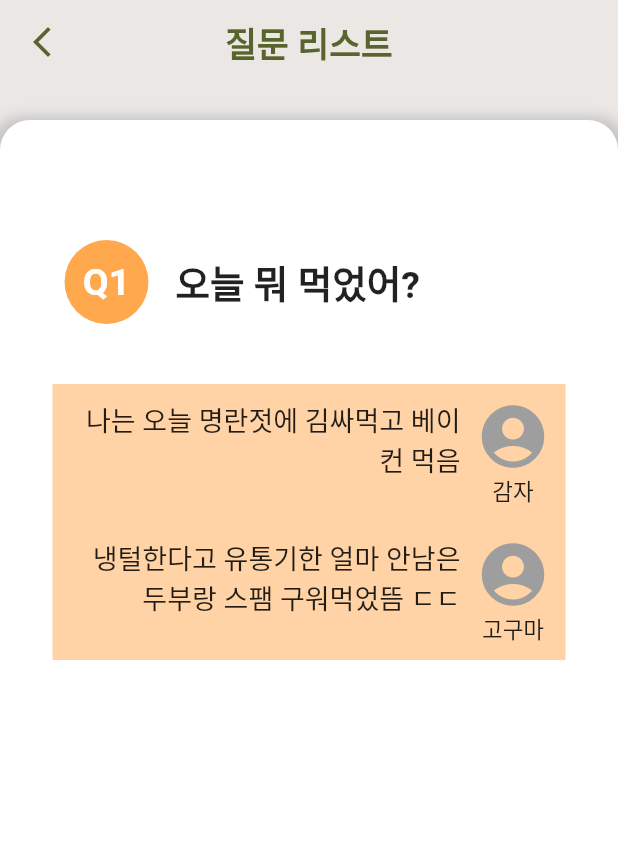
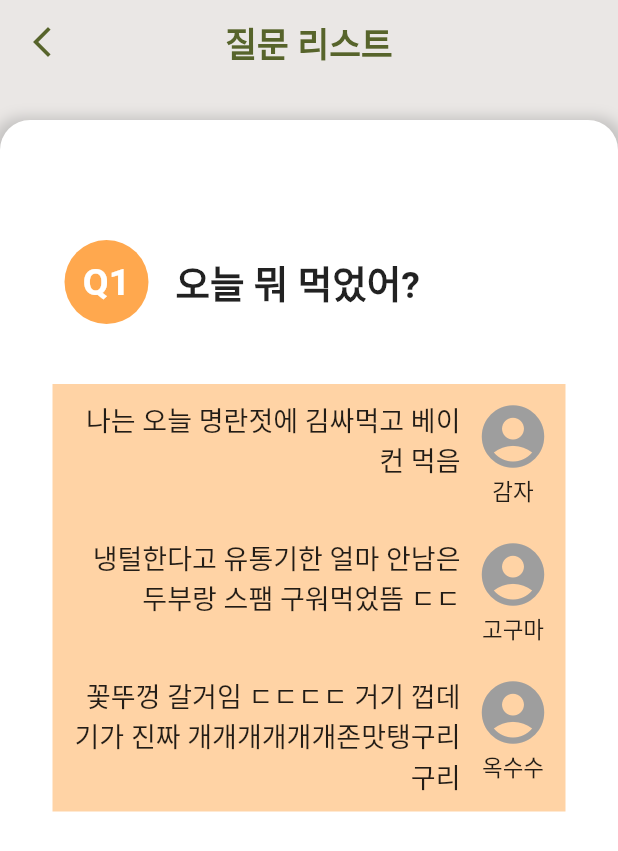
Before and after one commit to cej3827/ummmm, a Flutter app: the answerpopup screen opened directly, on a phone screen of 412 x 824 dp. Shown: the top 851 px of the screen. Run offline on Flutter 3.47's test engine with Material 2 defaults, Android fonts, the phone set to English and light mode, and no system bars; our stand-ins replace table_calendar, timer_builder; Roboto replaces fonts that are missing (cafe).

Commit message:
[front] 답변창 테스트용

```diff
--- a/newflutter/lib/questionlist.dart
+++ b/newflutter/lib/questionlist.dart
@@ -220,6 +220,26 @@ class answerpopup extends StatelessWidget {
                         ],
                       ),
                     ),
+                    Container(
+                      margin: EdgeInsets.all(10),
+                      child: Row(
+                        crossAxisAlignment: CrossAxisAlignment.start,
+                        children: [
+                          Flexible(
+                            child: Text('꽃뚜껑 갈거임 ㄷㄷㄷㄷ 거기 껍데기가 진짜 개개개개개개존맛탱구리구리',
+                              style: TextStyle(fontWeight: FontWeight.normal,fontSize: 18,),textAlign: TextAlign.end,),
+                          ),
+                          SizedBox(width: 10,),
+                          Column(
+                            //mainAxisAlignment: MainAxisAlignment.center,
+                            children: [
+                              Icon(Icons.account_circle, color: Colors.grey, size: 50),
+                              Text('옥수수', style: TextStyle(fontSize: 15),)
+                            ],
+                          ),
+                        ],
+                      ),
+                    ),
                   ],
                 ),
               ),
```
